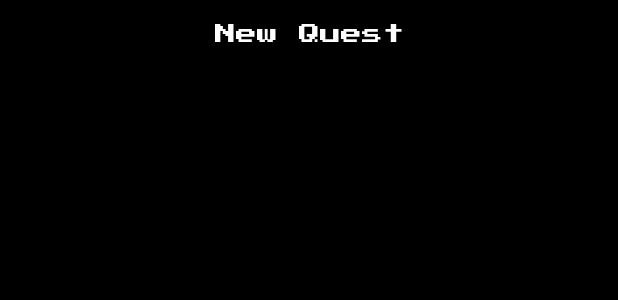
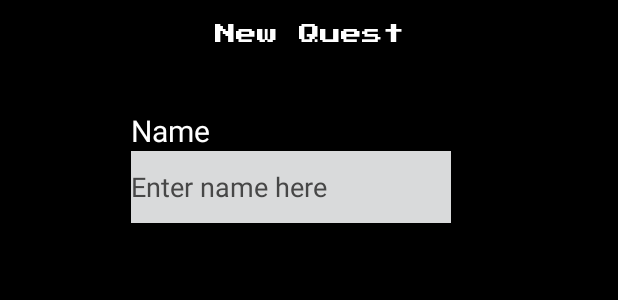
Before and after one commit to bjyoung/Level-Up, an Android app: the layout new_quest.xml on its own in the app's theme, with its tools: preview values and no code run, on a phone screen of 412 x 824 dp. Shown: the top 300 px of the screen. Run offline under Robolectric (Android 15) with nearby library versions, the phone set to English and light mode, and no system bars.

Commit message:
Add name input and field to New Quest page

```diff
--- a/app/src/main/res/layout/new_quest.xml
+++ b/app/src/main/res/layout/new_quest.xml
@@ -17,4 +17,34 @@
         app:layout_constraintEnd_toEndOf="parent"
         app:layout_constraintStart_toStartOf="parent"
         app:layout_constraintTop_toTopOf="parent" />
+
+    <TextView
+        android:id="@+id/NameLabel"
+        android:layout_width="wrap_content"
+        android:layout_height="wrap_content"
+        android:text="@string/name_label"
+        android:textColor="@color/text_primary"
+        android:textSize="20sp"
+        app:layout_constraintBottom_toBottomOf="parent"
+        app:layout_constraintEnd_toEndOf="@+id/NameInput"
+        app:layout_constraintHorizontal_bias="0.0"
+        app:layout_constraintStart_toStartOf="@+id/NameInput"
+        app:layout_constraintTop_toBottomOf="@+id/NewQuestLabel"
+        app:layout_constraintVertical_bias="0.050000012" />
+
+    <EditText
+        android:id="@+id/NameInput"
+        android:layout_width="wrap_content"
+        android:layout_height="wrap_content"
+        android:autofillHints="event_name"
+        android:background="@color/background_secondary"
+        android:ems="10"
+        android:hint="@string/name_hint"
+        android:inputType="textPersonName"
+        android:minHeight="48dp"
+        android:textColorHint="@color/text_hint"
+        app:layout_constraintEnd_toEndOf="parent"
+        app:layout_constraintHorizontal_bias="0.44"
+        app:layout_constraintStart_toStartOf="parent"
+        app:layout_constraintTop_toBottomOf="@+id/NameLabel" />
 </androidx.constraintlayout.widget.ConstraintLayout>
--- a/app/src/main/res/layout/quest_list.xml
+++ b/app/src/main/res/layout/quest_list.xml
@@ -73,20 +73,19 @@
         app:layout_constraintStart_toEndOf="@+id/ProgressBar"
         app:srcCompat="@drawable/plus_icon" />
 
-    <EditText
+    <TextView
         android:id="@+id/PointsLabel"
         android:layout_width="match_parent"
         android:layout_height="wrap_content"
-        android:layout_marginTop="8dp"
+        android:layout_marginTop="12dp"
         android:autofillHints="points"
         android:ems="10"
         android:hint="@string/placeholder_text"
-        android:inputType="textPersonName"
         android:minHeight="48dp"
         android:text="@string/points_amount"
         android:textColor="@color/text_primary"
-        app:layout_constraintEnd_toStartOf="@+id/Username"
+        app:layout_constraintEnd_toEndOf="parent"
+        app:layout_constraintHorizontal_bias="1.0"
         app:layout_constraintStart_toStartOf="parent"
         app:layout_constraintTop_toTopOf="parent" />
-
 </androidx.constraintlayout.widget.ConstraintLayout>
--- a/app/src/main/res/values/colors.xml
+++ b/app/src/main/res/values/colors.xml
@@ -12,10 +12,12 @@
     <color name="background_primary">#FF000000</color>
     <color name="background_primary_default">#FF000000</color>
     <color name="background_secondary">#FFD9DADB</color>
+    <color name="background_secondary_default">#FFD9DADB</color>
     <color name="text_primary">#FFFFFFFF</color>
     <color name="text_primary_default">#FFFFFFFF</color>
     <color name="text_secondary">#FF000000</color>
     <color name="text_secondary_default">#FF000000</color>
+    <color name="text_hint">#474747</color>
     <color name="easy">#FF09FF00</color>
     <color name="easy_default">#FF09FF00</color>
     <color name="medium">#FFFFFF00</color>
--- a/app/src/main/res/values/strings.xml
+++ b/app/src/main/res/values/strings.xml
@@ -13,6 +13,7 @@
     <!-- New Quest strings -->
     <string name="new_quest_label">New Quest</string>
     <string name="name_label">Name</string>
+    <string name="name_hint">Enter name here</string>
     <string name="difficulty_selector_label">Difficulty</string>
     <string name="icon_input_label">Icon</string>
 
```
